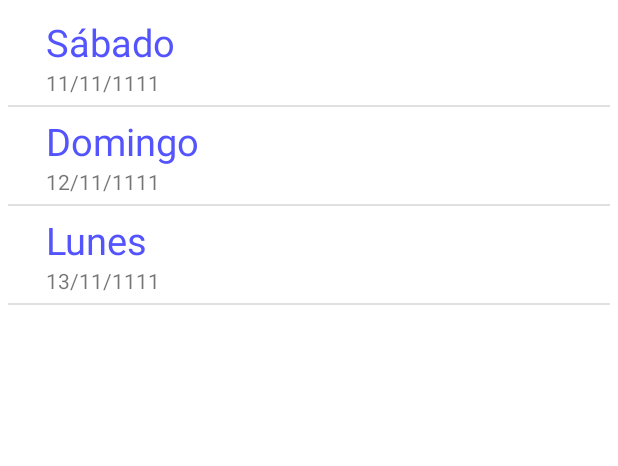
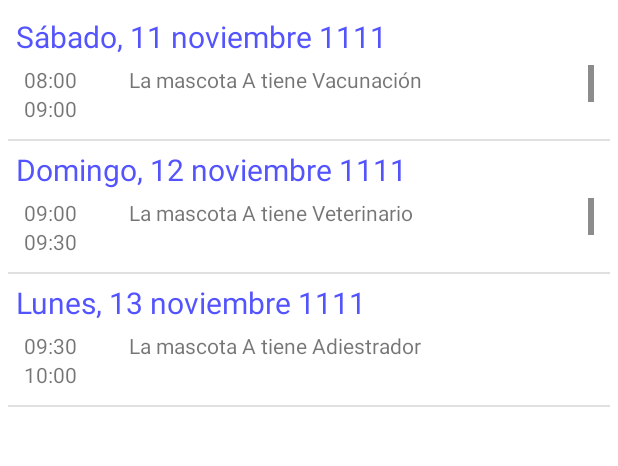
Before and after one commit to edum17/Pet-Agenda, an Android app: the fragment Agenda shown on its own in the app's theme, on a phone screen of 412 x 824 dp, the part 128-594 px from its top. Run offline under Robolectric (Android 15) with nearby library versions, the phone set to English and light mode, and no system bars.

Commit message:
Agenda casi ok

```diff
--- a/ControlMascotas/app/src/main/java/com/example/german/controlmascotas/Agenda.java
+++ b/ControlMascotas/app/src/main/java/com/example/german/controlmascotas/Agenda.java
@@ -10,6 +10,7 @@ import android.widget.ListView;
 
 import java.text.ParseException;
 import java.text.SimpleDateFormat;
+import java.util.ArrayList;
 import java.util.Calendar;
 import java.util.Date;
 import java.util.GregorianCalendar;
@@ -21,7 +22,7 @@ public class Agenda extends Fragment {
 
     Context context;
     SQLControlador dbconeccion;
-    ListView lista;
+    ListView listaDia;
 
     @Override
     public View onCreateView(LayoutInflater inflater, ViewGroup container,
@@ -31,15 +32,16 @@ public class Agenda extends Fragment {
         dbconeccion.abrirBaseDatos();
         View rootView = inflater.inflate(R.layout.lay_agenda, container, false);
 
-        lista = (ListView) rootView.findViewById(R.id.listViewAgenda);
+        listaDia = (ListView) rootView.findViewById(R.id.listViewAgenda);
 
         listarEventos();
+
         return rootView;
     }
 
     private void listarEventos() {
-        final ListViewAdapterDiasAgenda adapter = new ListViewAdapterDiasAgenda(context,dbconeccion.listarDiasAgenda());
-        adapter.notifyDataSetChanged();
-        lista.setAdapter(adapter);
+        final ListViewAdapterDiasAgenda adapterDiaFecha = new ListViewAdapterDiasAgenda(context, dbconeccion.listarDiasAgenda());
+        adapterDiaFecha.notifyDataSetChanged();
+        listaDia.setAdapter(adapterDiaFecha);
     }
 }
--- a/ControlMascotas/app/src/main/java/com/example/german/controlmascotas/DiaFechaAgenda.java
+++ /dev/null
@@ -1,29 +0,0 @@
-package com.example.german.controlmascotas;
-
-/**
- * Created by German on 07/05/2016.
- */
-public class DiaFechaAgenda {
-
-    private String diaSemana;
-    private String fecha;
-
-    public DiaFechaAgenda() {
-    }
-
-    public String getDiaSemana() {
-        return diaSemana;
-    }
-
-    public void setDiaSemana(String diaSemana) {
-        this.diaSemana = diaSemana;
-    }
-
-    public String getFecha() {
-        return fecha;
-    }
-
-    public void setFecha(String fecha) {
-        this.fecha = fecha;
-    }
-}
--- /dev/null
+++ b/ControlMascotas/app/src/main/java/com/example/german/controlmascotas/Evento.java
@@ -0,0 +1,85 @@
+package com.example.german.controlmascotas;
+
+/**
+ * Created by German on 07/05/2016.
+ */
+public class Evento {
+
+    private String nom;
+    private String diaSemana;
+    private String fecha;
+    private String horaIni;
+    private String horaFin;
+    private String tipo;
+    private String nomDiaFecha;
+    private String nomMascotaTipoE;
+
+    public Evento() {
+    }
+
+    public String getDiaSemana() {
+        return diaSemana;
+    }
+
+    public void setDiaSemana(String diaSemana) {
+        this.diaSemana = diaSemana;
+    }
+
+    public String getFecha() {
+        return fecha;
+    }
+
+    public void setFecha(String fecha) {
+        this.fecha = fecha;
+    }
+
+    public String getNom() {
+        return nom;
+    }
+
+    public void setNom(String nom) {
+        this.nom = nom;
+    }
+
+    public String getHoraIni() {
+        return horaIni;
+    }
+
+    public void setHoraIni(String hora) {
+        this.horaIni = hora;
+    }
+
+    public String getHoraFin() {
+        return horaFin;
+    }
+
+    public void setHoraFin(String horaFin) {
+        this.horaFin = horaFin;
+    }
+
+    public String getTipo() {
+        return tipo;
+    }
+
+    public void setTipo(String tipo) {
+        this.tipo = tipo;
+    }
+
+
+    public String getNomMascotaTipoE() {
+        return nomMascotaTipoE;
+    }
+
+    public void setNomMascotaTipoE(String nomMascotaTipoE) {
+        this.nomMascotaTipoE = nomMascotaTipoE;
+    }
+
+    public String getNomDiaFecha() {
+        return nomDiaFecha;
+    }
+
+    public void setNomDiaFecha(String nomDiaFecha) {
+        this.nomDiaFecha = nomDiaFecha;
+    }
+
+}
--- a/ControlMascotas/app/src/main/java/com/example/german/controlmascotas/ListViewAdapterDiasAgenda.java
+++ b/ControlMascotas/app/src/main/java/com/example/german/controlmascotas/ListViewAdapterDiasAgenda.java
@@ -5,6 +5,7 @@ import android.view.LayoutInflater;
 import android.view.View;
 import android.view.ViewGroup;
 import android.widget.BaseAdapter;
+import android.widget.ListView;
 import android.widget.TextView;
 
 import java.util.ArrayList;
@@ -15,18 +16,21 @@ import java.util.ArrayList;
 public class ListViewAdapterDiasAgenda extends BaseAdapter {
 
     Context context;
-    ArrayList<DiaFechaAgenda> diaFechaAgenda;
+    ArrayList<Evento> evento;
     LayoutInflater inflater;
+    SQLControlador dbconeccion;
 
 
-    public ListViewAdapterDiasAgenda(Context context, ArrayList<DiaFechaAgenda> diaFechaAgenda) {
+    public ListViewAdapterDiasAgenda(Context context, ArrayList<Evento> evento) {
         this.context = context;
-        this.diaFechaAgenda = diaFechaAgenda;
+        this.evento = evento;
+        dbconeccion = new SQLControlador(context);
+        dbconeccion.abrirBaseDatos();
     }
 
     @Override
     public int getCount() {
-        return diaFechaAgenda.size();
+        return evento.size();
     }
 
     @Override
@@ -41,17 +45,23 @@ public class ListViewAdapterDiasAgenda extends BaseAdapter {
 
     @Override
     public View getView(int position, View convertView, ViewGroup parent) {
-        TextView diaSemana,fecha;
+        TextView diaSemana;
+        ListView eventosDia;
 
         inflater = (LayoutInflater) context.getSystemService(Context.LAYOUT_INFLATER_SERVICE);
 
         View itemView = inflater.inflate(R.layout.formato_fila_dias_agenda,parent,false);
 
         diaSemana = (TextView) itemView.findViewById(R.id.fila_dia_diaSemana);
-        fecha = (TextView) itemView.findViewById(R.id.fila_dia_fecha);
+        eventosDia = (ListView) itemView.findViewById(R.id.listViewEventosDia);
 
-        diaSemana.setText(diaFechaAgenda.get(position).getDiaSemana());
-        fecha.setText(diaFechaAgenda.get(position).getFecha());
+        diaSemana.setText(evento.get(position).getNomDiaFecha());
+
+        System.out.println("*************************** FECHA ADAPTER: " + evento.get(position).getFecha());
+        final ListViewAdapterEventosDia adapterHoraEvento = new ListViewAdapterEventosDia(context, dbconeccion.listarEventosDia(evento.get(position).getFecha()));
+        adapterHoraEvento.notifyDataSetChanged();
+        eventosDia.setAdapter(adapterHoraEvento);
+
 
         return itemView;
     }
--- /dev/null
+++ b/ControlMascotas/app/src/main/java/com/example/german/controlmascotas/ListViewAdapterEventosDia.java
@@ -0,0 +1,60 @@
+package com.example.german.controlmascotas;
+
+import android.content.Context;
+import android.view.LayoutInflater;
+import android.view.View;
+import android.view.ViewGroup;
+import android.widget.BaseAdapter;
+import android.widget.TextView;
+
+import java.util.ArrayList;
+
+/**
+ * Created by German on 07/05/2016.
+ */
+public class ListViewAdapterEventosDia  extends BaseAdapter {
+
+    Context context;
+    ArrayList<Evento> evento;
+    LayoutInflater inflater;
+
+
+    public ListViewAdapterEventosDia(Context context, ArrayList<Evento> evento) {
+        this.context = context;
+        this.evento = evento;
+    }
+
+    @Override
+    public int getCount() {
+        return evento.size();
+    }
+
+    @Override
+    public Object getItem(int position) {
+        return null;
+    }
+
+    @Override
+    public long getItemId(int position) {
+        return 0;
+    }
+
+    @Override
+    public View getView(int position, View convertView, ViewGroup parent) {
+        TextView horaIni, horaFin,nomEvento;
+
+        inflater = (LayoutInflater) context.getSystemService(Context.LAYOUT_INFLATER_SERVICE);
+
+        View itemView = inflater.inflate(R.layout.formato_fila_eventos_dia,parent,false);
+
+        horaIni =  (TextView) itemView.findViewById(R.id.fila_evento_horaIni);
+        horaFin =  (TextView) itemView.findViewById(R.id.fila_evento_horaFin);
+        nomEvento = (TextView) itemView.findViewById(R.id.fila_evento_evento);
+
+        horaIni.setText(evento.get(position).getHoraIni());
+        horaFin.setText(evento.get(position).getHoraFin());
+        nomEvento.setText(evento.get(position).getNomMascotaTipoE());
+
+        return itemView;
+    }
+}
--- a/ControlMascotas/app/src/main/java/com/example/german/controlmascotas/SQLControlador.java
+++ b/ControlMascotas/app/src/main/java/com/example/german/controlmascotas/SQLControlador.java
@@ -102,8 +102,7 @@ public class SQLControlador {
         return res;
     }
 
-
-    public String getDiaSemana(String fecha) {
+    private String getDiaSemana(String fecha) {
         SimpleDateFormat df = new SimpleDateFormat("dd/MM/yyyy");
         Date fechaActual = null;
         try {
@@ -124,15 +123,85 @@ public class SQLControlador {
         else return "Sábado";
     }
 
-    public ArrayList<DiaFechaAgenda> listarDiasAgenda() {
+
+    private String getMes(String fecha) {
+        SimpleDateFormat df = new SimpleDateFormat("dd/MM/yyyy");
+        Date fechaActual = null;
+        try {
+            fechaActual = df.parse(fecha);
+        } catch (ParseException e) {
+            System.err.println("No se ha podido parsear la fecha.");
+            e.printStackTrace();
+        }
+        GregorianCalendar fechaCalendario = new GregorianCalendar();
+        fechaCalendario.setTime(fechaActual);
+        int mes = fechaCalendario.get(Calendar.MONTH);
+        if (mes == 0) return "enero";
+        else if (mes == 1) return "febrero";
+        else if (mes == 2) return "marzo";
+        else if (mes == 3) return "abril";
+        else if (mes == 4) return "mayo";
+        else if (mes == 5) return "junio";
+        else if (mes == 6) return "julio";
+        else if (mes == 7) return "agosto";
+        else if (mes == 8) return "septiembre";
+        else if (mes == 9) return "octubre";
+        else if (mes == 10) return "noviembre";
+        else return "diciembre";
+    }
+
+    private String getDiaFecha(String fecha) {
+        String dia = getDiaSemana(fecha) + ", ";
+        String mes = "";
+        int i = 0;
+        int cont = 0;
+        boolean trobat = false;
+        while (i < fecha.length()) {
+            if (fecha.charAt(i) == '/') {
+                if (cont < 1) dia += " ";
+                else {
+                    dia += " ";
+                }
+                ++cont;
+            } else {
+                if (cont == 1 && !trobat) {
+                    dia += getMes(fecha);
+                    trobat = true;
+                    if (fecha.charAt(i+1) != '/') ++i;
+                }
+                else dia += fecha.charAt(i);
+            }
+            ++i;
+        }
+        return dia;
+    }
+
+    public ArrayList<Evento> listarDiasAgenda() {
         String query = "SELECT DISTINCT " + dbhelper.CN_FechaE + " FROM " + dbhelper.TABLA_EVENTOS + " ORDER BY " + dbhelper.CN_FechaE;
         Cursor c = database.rawQuery(query,null);
         if (c != null) c.moveToFirst();
-        ArrayList<DiaFechaAgenda> res = new ArrayList<>();
+        ArrayList<Evento> res = new ArrayList<>();
         while (c.isAfterLast() == false) {
-            DiaFechaAgenda dfa = new DiaFechaAgenda();
-            dfa.setDiaSemana(getDiaSemana(c.getString(c.getColumnIndex("_fechaE"))));
+            Evento dfa = new Evento();
             dfa.setFecha(c.getString(c.getColumnIndex("_fechaE")));
+            dfa.setNomDiaFecha(getDiaFecha(c.getString(c.getColumnIndex("_fechaE"))));
+            res.add(dfa);
+            c.moveToNext();
+        }
+        return res;
+    }
+
+    public ArrayList<Evento> listarEventosDia(String fecha) {
+        String query = "SELECT " + dbhelper.CN_NomME + "," + dbhelper.CN_HoraIniE + "," +dbhelper.CN_HoraFinE + "," + dbhelper.CN_TipoE + " FROM " + dbhelper.TABLA_EVENTOS + " WHERE " + dbhelper.CN_FechaE + " = '" + fecha + "' ORDER BY " + dbhelper.CN_HoraIniE;
+        Cursor c = database.rawQuery(query,null);
+        if (c != null) c.moveToFirst();
+        ArrayList<Evento> res = new ArrayList<>();
+        while (c.isAfterLast() == false) {
+            Evento dfa = new Evento();
+            String s = "La mascota " + c.getString(c.getColumnIndex("_nomME")) + " tiene " + c.getString(c.getColumnIndex("_tipoE"));
+            dfa.setHoraIni(c.getString(c.getColumnIndex("_horaIni")));
+            dfa.setHoraFin(c.getString(c.getColumnIndex("_horaFin")));
+            dfa.setNomMascotaTipoE(s);
             res.add(dfa);
             c.moveToNext();
         }
--- a/ControlMascotas/app/src/main/res/layout/formato_fila_dias_agenda.xml
+++ b/ControlMascotas/app/src/main/res/layout/formato_fila_dias_agenda.xml
@@ -1,29 +1,34 @@
 <?xml version="1.0" encoding="utf-8"?>
 <LinearLayout xmlns:android="http://schemas.android.com/apk/res/android"
     android:orientation="vertical"
-    android:layout_width="150dp"
+    android:layout_width="fill_parent"
     android:layout_height="wrap_content"
     android:padding="5dip">
+    <LinearLayout
 
-    <LinearLayout
         android:layout_width="fill_parent"
         android:layout_height="wrap_content"
         android:orientation="vertical"
-        android:layout_marginLeft="20dp">
+        android:layout_marginLeft="0dp">
+
         <TextView
             android:id="@+id/fila_dia_diaSemana"
             android:text="Nombre"
-            android:textSize="25dp"
+            android:textSize="20dp"
             android:textColor="@color/Azul"
             android:layout_width="fill_parent"
-            android:layout_height="wrap_content" />
+            android:layout_height="wrap_content"
+            />
 
-        <TextView
-            android:id="@+id/fila_dia_fecha"
-            android:text="Tipo"
+        <ListView
             android:layout_width="fill_parent"
-            android:layout_height="wrap_content" />
+            android:layout_height="fill_parent"
+            android:id="@+id/listViewEventosDia"
+            android:layout_gravity="center_horizontal"
+            android:padding="5dp" />
+
     </LinearLayout>
 
 
+
 </LinearLayout>
--- /dev/null
+++ b/ControlMascotas/app/src/main/res/layout/formato_fila_eventos_dia.xml
@@ -0,0 +1,34 @@
+<?xml version="1.0" encoding="utf-8"?>
+<LinearLayout xmlns:android="http://schemas.android.com/apk/res/android"
+    android:orientation="horizontal" android:layout_width="match_parent"
+    android:layout_height="match_parent">
+
+    <LinearLayout
+
+        android:layout_width="wrap_content"
+        android:layout_height="wrap_content"
+        android:orientation="vertical"
+        android:layout_marginLeft="0dp">
+
+        <TextView
+            android:id="@+id/fila_evento_horaIni"
+            android:text="HoraIni"
+            android:layout_width="70dp"
+            android:layout_height="wrap_content" />
+
+        <TextView
+            android:id="@+id/fila_evento_horaFin"
+            android:text="HoraFin"
+            android:layout_width="70dp"
+            android:layout_height="wrap_content" />
+
+    </LinearLayout>
+
+    <TextView
+        android:id="@+id/fila_evento_evento"
+        android:text="Evento"
+        android:layout_width="fill_parent"
+        android:layout_height="wrap_content" />
+
+
+</LinearLayout>
```
Also changed, not shown: ControlMascotas/app/src/main/java/com/example/german/controlmascotas/DBHelper.java (+45 -33 lines).
